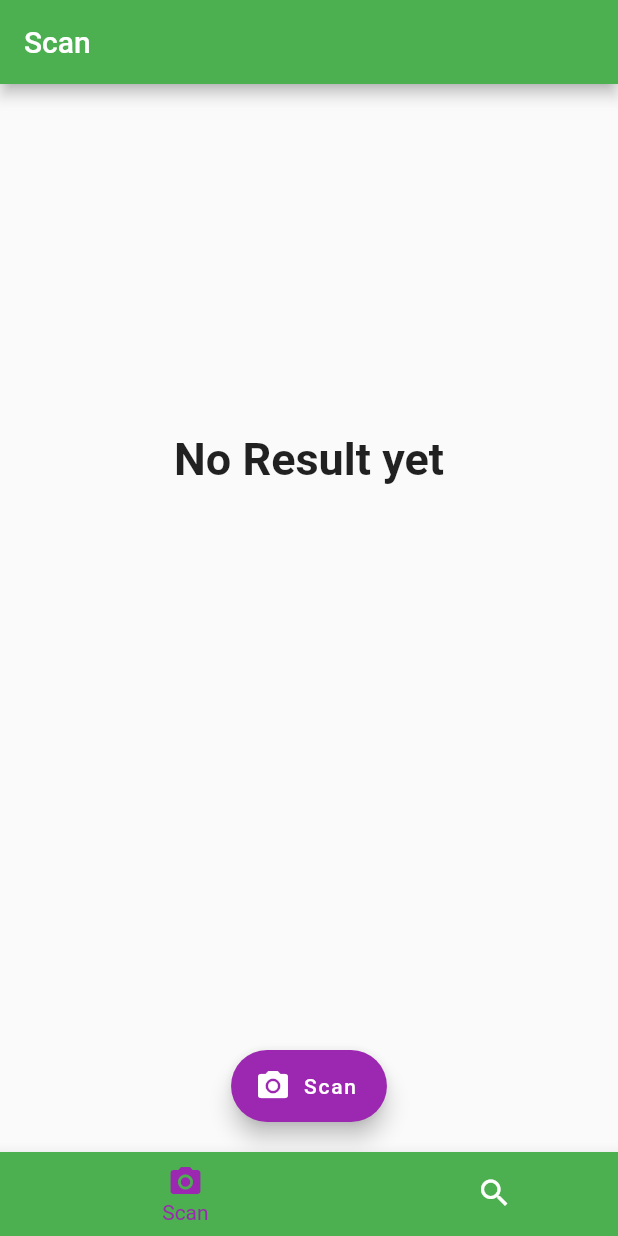
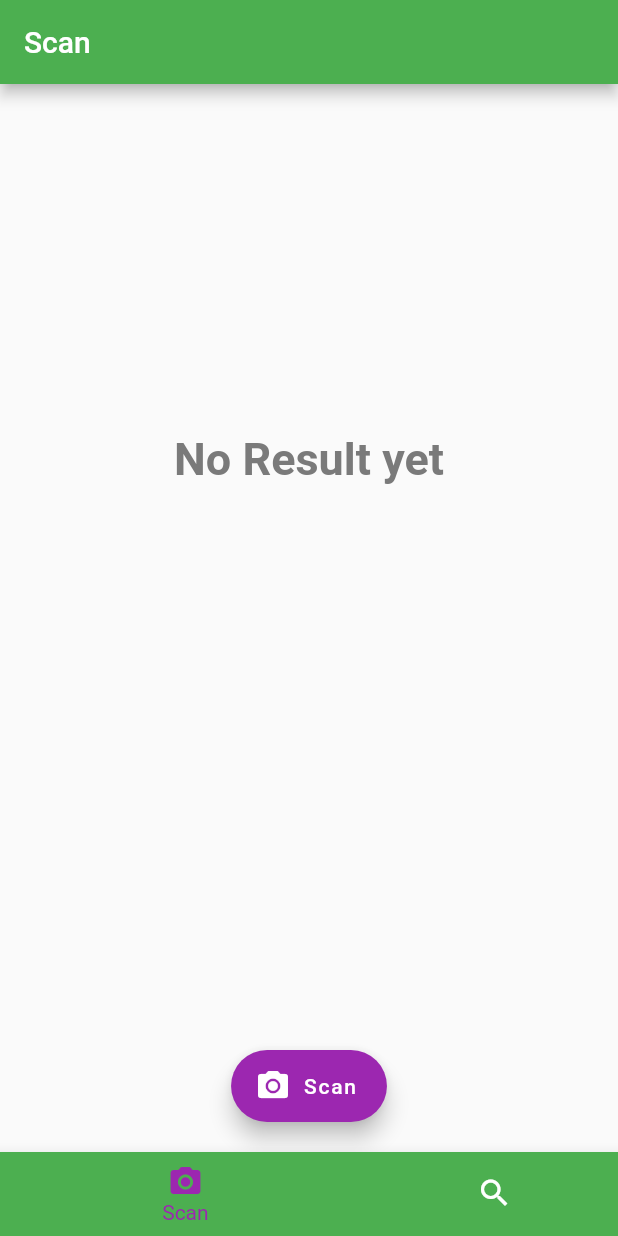
Before and after one commit to bowe99/McHacks, a Flutter app: the screen it shows after launch, on a phone screen of 412 x 824 dp. Run offline on Flutter 3.47's test engine with Material 2 defaults, Android fonts, the phone set to English and light mode, and no system bars; our stand-ins replace line_awesome_icons; missing offline and left inert: barcode_scan.

```diff
--- a/lib/dummy_data.dart
+++ b/lib/dummy_data.dart
@@ -1,2 +1,21 @@
-const DUMMY_ITEMS = const [
+import 'package:recycling_app/models/item.dart';
+
+import 'models/recycle.dart';
+
+const List<Item> DUMMY_ITEMS = const[
+  Item(
+    name: 'Test',
+    category: 'CatTest',
+    id: '06541432',
+    url: 'https://upload.wikimedia.org/wikipedia/commons/8/87/Donboscocambodia0001.JPG',
+    brand: 'BrandTest',
+    listProducts: [],
+    listProjects: [],
+    material: 'materialTest',
+    packageSize: 'pkgSize',
+    recycleInfo: Recycle(
+      type: 'typeTest',
+      instructions: ['instructionTest'],
+    )
+  ),
 ];
--- a/lib/main.dart
+++ b/lib/main.dart
@@ -1,5 +1,7 @@
 import 'package:flutter/material.dart';
 import 'package:recycling_app/screens/item_screen.dart';
+import 'package:recycling_app/screens/item_tabs_screen.dart';
+import 'package:recycling_app/screens/recycle_screen.dart';
 
 import 'package:recycling_app/screens/scan_screen.dart';
 import './screens/tabs_screen.dart';
@@ -20,11 +22,25 @@ class _HomePageState extends State<HomePage> {
       theme: ThemeData(
         primarySwatch: Colors.green,
         accentColor: Colors.purple,
+        textTheme: ThemeData.light().textTheme.copyWith(
+                body1: TextStyle(
+                  color: Color.fromRGBO(122, 122, 122, 1),
+                  fontSize: 24,
+                ),
+                body2: TextStyle(
+                  color: Color.fromRGBO(20, 51, 51, 1),
+                ),
+                title: TextStyle(
+                    fontSize: 32,
+                    fontWeight: FontWeight.bold),
+              ),
       ),
       initialRoute: '/',
       routes: {
         '/': (ctx) => TabsScreen(),
-        '/item-dashboard': (ctx) => ItemScreen(),
+        ItemScreen.routeName: (ctx) => ItemScreen(),
+        ItemTabScreen.routeName: (ctx) => ItemTabScreen(),
+        RecycleScreen.routeName: (ctx) => RecycleScreen(),
       },
       onUnknownRoute: (settings) {
         return MaterialPageRoute(
--- a/lib/models/item.dart
+++ b/lib/models/item.dart
@@ -17,7 +17,7 @@ class Item {
   final List<Project> listProjects;
   final Recycle recycleInfo;
 
-  Item({
+  const Item({
     this.brand,
     this.material,
     @required this.name,
--- a/lib/models/recycle.dart
+++ b/lib/models/recycle.dart
@@ -3,5 +3,5 @@ class Recycle{
   final List<String> instructions;
 
 
-  Recycle({this.instructions, this.type});
+  const Recycle({this.instructions, this.type});
 }
--- a/pubspec.yaml
+++ b/pubspec.yaml
@@ -24,6 +24,7 @@ dependencies:
   # Use with the CupertinoIcons class for iOS style icons.
   cupertino_icons: ^0.1.2
   barcode_scan:
+  line_awesome_icons: ^1.0.4+2
 
 dev_dependencies:
   flutter_test:
```
Also changed, not shown: lib/screens/item_screen.dart (+10 -5 lines), lib/screens/item_tabs_screen.dart (added, +99 -0 lines), lib/screens/recycle_screen.dart (added, +12 -0 lines), lib/screens/reduce_screen.dart (added, +10 -0 lines), lib/screens/reuse_screen.dart (added, +10 -0 lines), lib/screens/scan_screen.dart (+13 -6 lines), lib/widgets/item_widget.dart (+75 -5 lines), lib/widgets/recycle_item.dart (added, +10 -0 lines), pubspec.lock.
